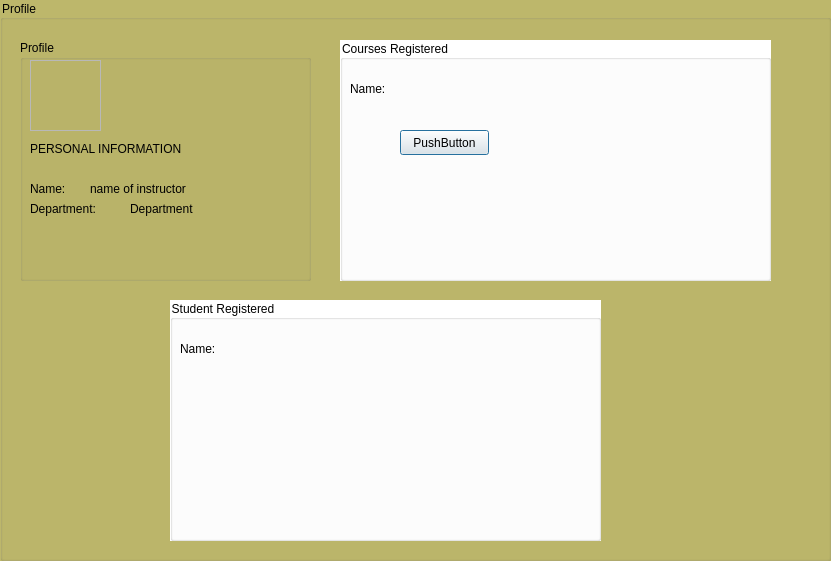
Old version of the form student.ui in the repository ahmadqasembader/DBMS-project.
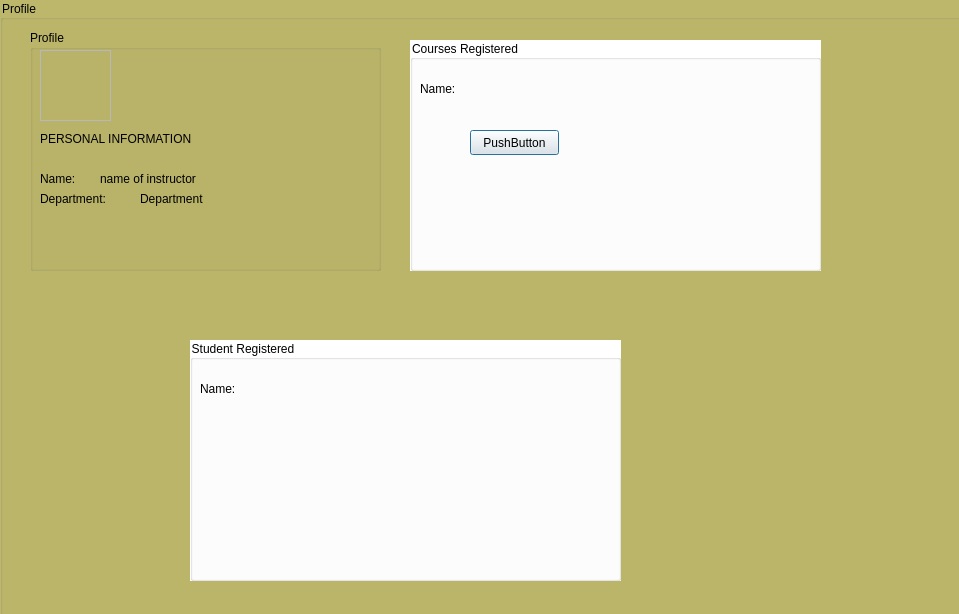
New version of the form. Icons and pictures are not drawn.

Patch:
```diff
--- a/student.ui
+++ b/student.ui
@@ -6,8 +6,8 @@
    <rect>
     <x>0</x>
     <y>0</y>
-    <width>831</width>
-    <height>561</height>
+    <width>959</width>
+    <height>614</height>
    </rect>
   </property>
   <property name="windowTitle">
@@ -18,8 +18,8 @@
     <rect>
      <x>0</x>
      <y>0</y>
-     <width>831</width>
-     <height>561</height>
+     <width>1001</width>
+     <height>671</height>
     </rect>
    </property>
    <property name="styleSheet">
@@ -34,9 +34,9 @@
    <widget class="QGroupBox" name="studentprofile_2">
     <property name="geometry">
      <rect>
-      <x>20</x>
-      <y>40</y>
-      <width>291</width>
+      <x>30</x>
+      <y>30</y>
+      <width>351</width>
       <height>241</height>
      </rect>
     </property>
@@ -510,8 +510,8 @@
    <widget class="QGroupBox" name="studentRegistered">
     <property name="geometry">
      <rect>
-      <x>170</x>
-      <y>300</y>
+      <x>190</x>
+      <y>340</y>
       <width>431</width>
       <height>241</height>
      </rect>
@@ -669,10 +669,10 @@
    <widget class="QGroupBox" name="courses_assigned">
     <property name="geometry">
      <rect>
-      <x>340</x>
+      <x>410</x>
       <y>40</y>
-      <width>431</width>
-      <height>241</height>
+      <width>411</width>
+      <height>231</height>
      </rect>
     </property>
     <property name="palette">
```
